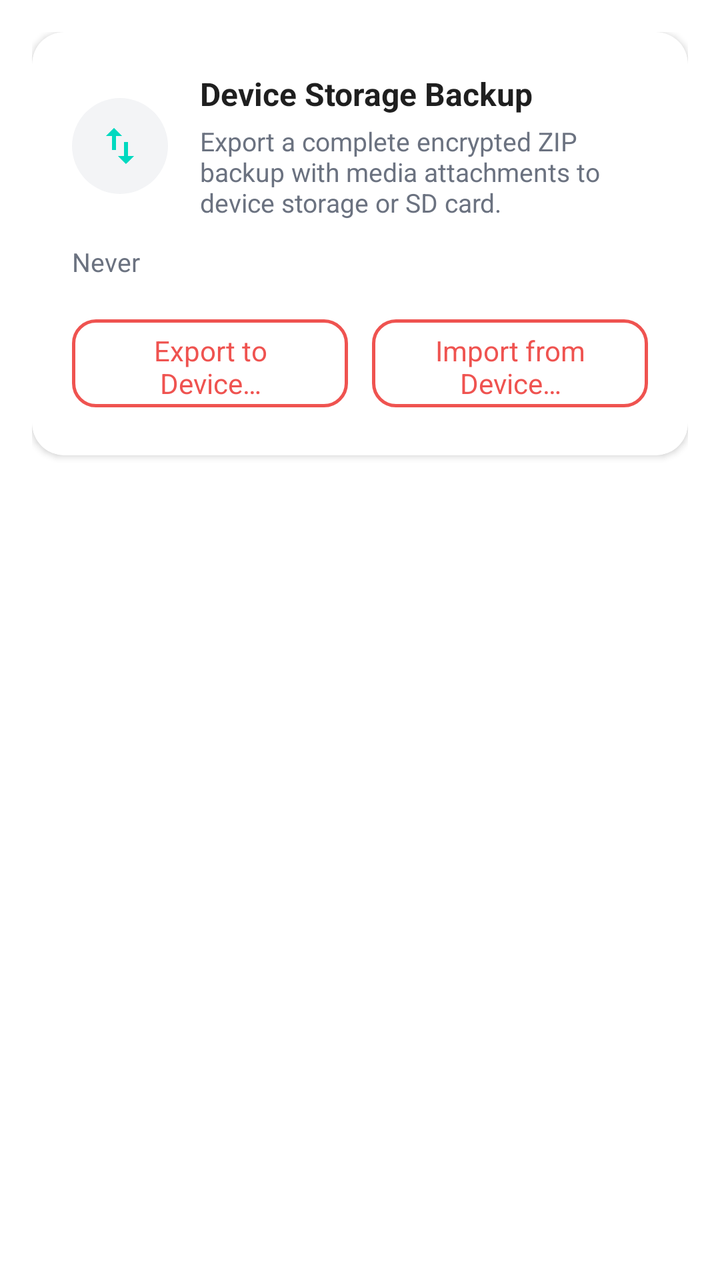
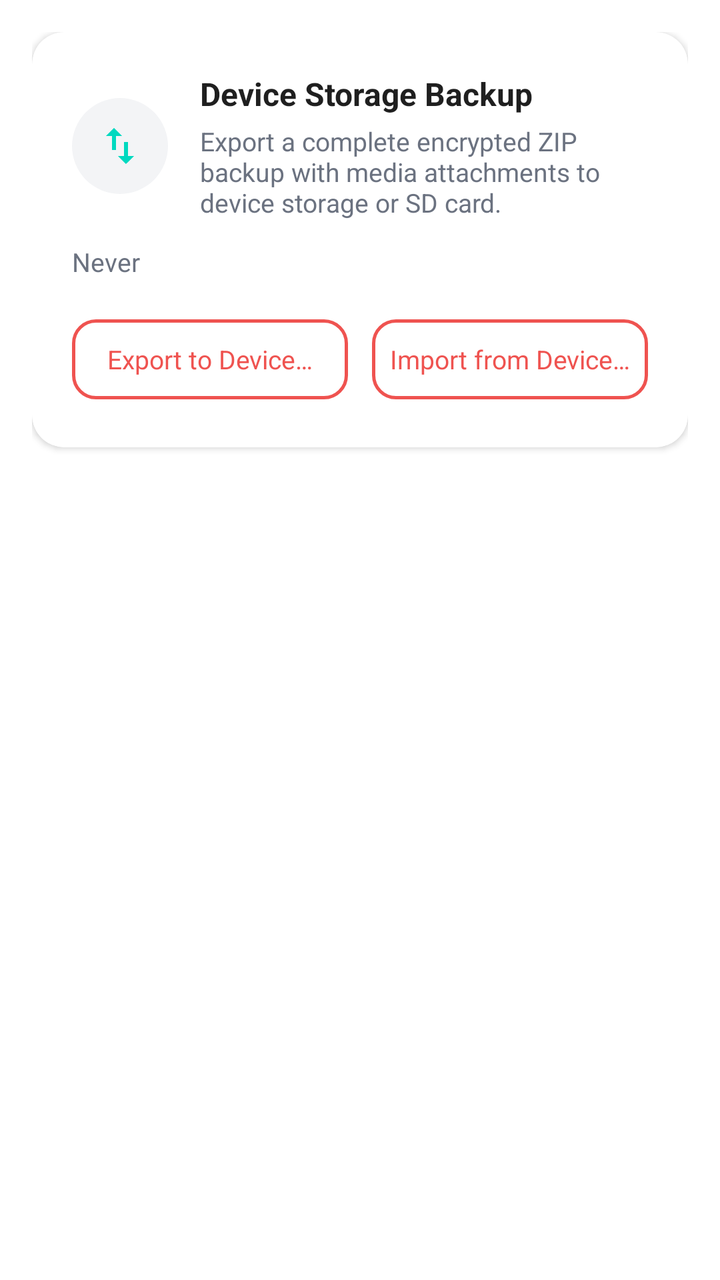

The first picture is an Android layout as it rendered before a commit; the second is the same layout after the commit. The layout source and the unified diff follow.
<!-- AndroidManifest.xml: another module's application theme Theme.Backpack -->
<!-- res/layout/view_local_backup.xml -->
<?xml version="1.0" encoding="utf-8"?>
<LinearLayout xmlns:android="http://schemas.android.com/apk/res/android"
    xmlns:app="http://schemas.android.com/apk/res-auto"
    xmlns:tools="http://schemas.android.com/tools"
    android:layout_width="match_parent"
    android:layout_height="wrap_content"
    android:orientation="vertical"
    android:padding="16dp">

    <com.google.android.material.card.MaterialCardView
        android:id="@+id/cardLocalBackup"
        android:layout_width="match_parent"
        android:layout_height="wrap_content"
        app:cardBackgroundColor="@color/bp_card_background"
        app:cardCornerRadius="16dp"
        app:cardElevation="2dp"
        app:strokeWidth="0dp">

        <LinearLayout
            android:layout_width="match_parent"
            android:layout_height="wrap_content"
            android:orientation="vertical"
            android:padding="20dp">

            
            <LinearLayout
                android:layout_width="match_parent"
                android:layout_height="wrap_content"
                android:gravity="center_vertical"
                android:orientation="horizontal">

                <FrameLayout
                    android:layout_width="48dp"
                    android:layout_height="48dp"
                    android:background="@drawable/bg_icon_circle">

                    <ImageView
                        android:id="@+id/ivLocalBackupIcon"
                        android:layout_width="24dp"
                        android:layout_height="24dp"
                        android:layout_gravity="center"
                        android:src="@drawable/ic_export"
                        app:tint="@color/bp_primary_teal" />
                </FrameLayout>

                <LinearLayout
                    android:layout_width="0dp"
                    android:layout_height="wrap_content"
                    android:layout_marginStart="16dp"
                    android:layout_weight="1"
                    android:orientation="vertical">

                    <TextView
                        android:id="@+id/tvLocalTitle"
                        android:layout_width="wrap_content"
                        android:layout_height="wrap_content"
                        android:text="@string/bp_local_backup_title"
                        android:textColor="@color/bp_text_primary"
                        android:textSize="16sp"
                        android:textStyle="bold" />

                    <TextView
                        android:id="@+id/tvLocalDescription"
                        android:layout_width="wrap_content"
                        android:layout_height="wrap_content"
                        android:layout_marginTop="4dp"
                        android:text="@string/bp_local_backup_desc"
                        android:textColor="@color/bp_text_secondary"
                        android:textSize="13sp" />
                </LinearLayout>
            </LinearLayout>

            <TextView
                android:id="@+id/tvLocalLastBackupTime"
                android:layout_width="wrap_content"
                android:layout_height="wrap_content"
                android:layout_marginTop="12dp"
                android:text="@string/bp_local_last_backup_never"
                android:textColor="@color/bp_text_secondary"
                android:textSize="13sp" />

            
            <ProgressBar
                android:id="@+id/pbLocal"
                style="?android:attr/progressBarStyleHorizontal"
                android:layout_width="match_parent"
                android:layout_height="8dp"
                android:layout_marginTop="12dp"
                android:max="100"
                android:progress="0"
                android:progressTint="@color/bp_primary_teal"
                android:visibility="gone" />

            <TextView
                android:id="@+id/tvLocalProgressStatus"
                android:layout_width="wrap_content"
                android:layout_height="wrap_content"
                android:layout_gravity="center"
                android:layout_marginTop="6dp"
                android:textColor="@color/bp_text_secondary"
                android:textSize="12sp"
                android:visibility="gone" />

            
            <LinearLayout
                android:layout_width="match_parent"
                android:layout_height="wrap_content"
                android:layout_marginTop="16dp"
                android:orientation="horizontal">

                <Button
                    android:id="@+id/btnExportLocal"
                    style="@style/Widget.Backpack.Button.Outlined"
                    android:layout_width="0dp"
                    android:layout_height="52dp"
                    android:layout_marginEnd="6dp"
                    android:layout_weight="1"
                    android:text="@string/bp_local_export_btn"
                    android:textSize="14sp" />

                <Button
                    android:id="@+id/btnImportLocal"
                    style="@style/Widget.Backpack.Button.Outlined"
                    android:layout_width="0dp"
                    android:layout_height="52dp"
                    android:layout_marginStart="6dp"
                    android:layout_weight="1"
                    android:text="@string/bp_local_import_btn"
                    android:textSize="14sp" />
            </LinearLayout>
        </LinearLayout>
    </com.google.android.material.card.MaterialCardView>

</LinearLayout>
<!-- resources referenced by this layout -->
<resources>
  <color name="bp_card_background">#FFFFFF</color>
  <color name="bp_primary_teal">#00D9C0</color>
  <color name="bp_text_primary">#1F1F1F</color>
  <color name="bp_text_secondary">#6B7280</color>
  <!-- drawable bg_icon_circle (drawable) -->
  <?xml version="1.0" encoding="utf-8"?>
  <shape xmlns:android="http://schemas.android.com/apk/res/android"
      android:shape="oval">
      <solid android:color="@color/bp_icon_background" />
  </shape>
  <!-- drawable ic_export (drawable) -->
  <vector xmlns:android="http://schemas.android.com/apk/res/android"
      android:width="24dp"
      android:height="24dp"
      android:viewportWidth="24"
      android:viewportHeight="24">
      <path
          android:fillColor="@android:color/white"
          android:pathData="M9,3L5,6.99h3L8,14h2L10,6.99h3L9,3zM16,17.01L16,10h-2v7.01h-3L15,21l4,-3.99h-3z"/>
  </vector>
  <string name="bp_local_backup_desc">Export a complete encrypted ZIP backup with media attachments to device storage or SD card.</string>
  <string name="bp_local_backup_title">Device Storage Backup</string>
  <string name="bp_local_export_btn">Export to Device…</string>
  <string name="bp_local_import_btn">Import from Device…</string>
  <string name="bp_local_last_backup_never">Never</string>
  <style name="Widget.Backpack.Button.Outlined" parent="Widget.Material3.Button.OutlinedButton">
          <item name="android:textColor">@color/bp_primary_cyan</item>
          <item name="strokeColor">@color/bp_primary_cyan</item>
          <item name="strokeWidth">1.5dp</item>
          <item name="cornerRadius">12dp</item>
          <item name="android:textAllCaps">false</item>
      </style>
  <style name="Theme.Backpack" parent="Base.Theme.Backpack" />
  <color name="bp_icon_background">#F3F4F6</color>
  <color name="bp_primary_cyan">#EF5350</color>
  <style name="Base.Theme.Backpack" parent="Theme.MaterialComponents.Light.DarkActionBar">
          
          
      </style>
</resources>

<!-- the commit's change to res/layout/view_local_backup.xml (unified diff, before → after) -->
@@ -108,25 +108,31 @@
                 android:layout_marginTop="16dp"
                 android:orientation="horizontal">
 
-                <Button
+                <com.google.android.material.button.MaterialButton
                     android:id="@+id/btnExportLocal"
                     style="@style/Widget.Backpack.Button.Outlined"
                     android:layout_width="0dp"
-                    android:layout_height="52dp"
+                    android:layout_height="wrap_content"
+                    android:minHeight="48dp"
+                    android:paddingHorizontal="8dp"
+                    android:paddingVertical="8dp"
                     android:layout_marginEnd="6dp"
                     android:layout_weight="1"
                     android:text="@string/bp_local_export_btn"
-                    android:textSize="14sp" />
+                    android:textSize="13sp" />
 
-                <Button
+                <com.google.android.material.button.MaterialButton
                     android:id="@+id/btnImportLocal"
                     style="@style/Widget.Backpack.Button.Outlined"
                     android:layout_width="0dp"
-                    android:layout_height="52dp"
+                    android:layout_height="wrap_content"
+                    android:minHeight="48dp"
+                    android:paddingHorizontal="8dp"
+                    android:paddingVertical="8dp"
                     android:layout_marginStart="6dp"
                     android:layout_weight="1"
                     android:text="@string/bp_local_import_btn"
-                    android:textSize="14sp" />
+                    android:textSize="13sp" />
             </LinearLayout>
         </LinearLayout>
     </com.google.android.material.card.MaterialCardView>
